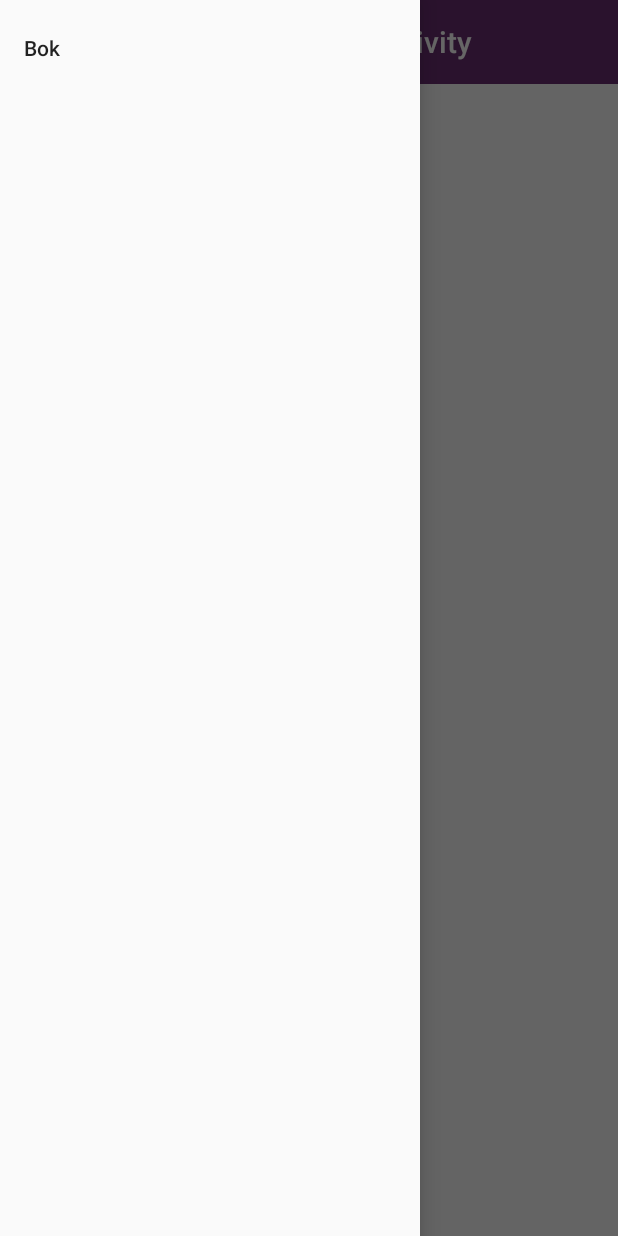
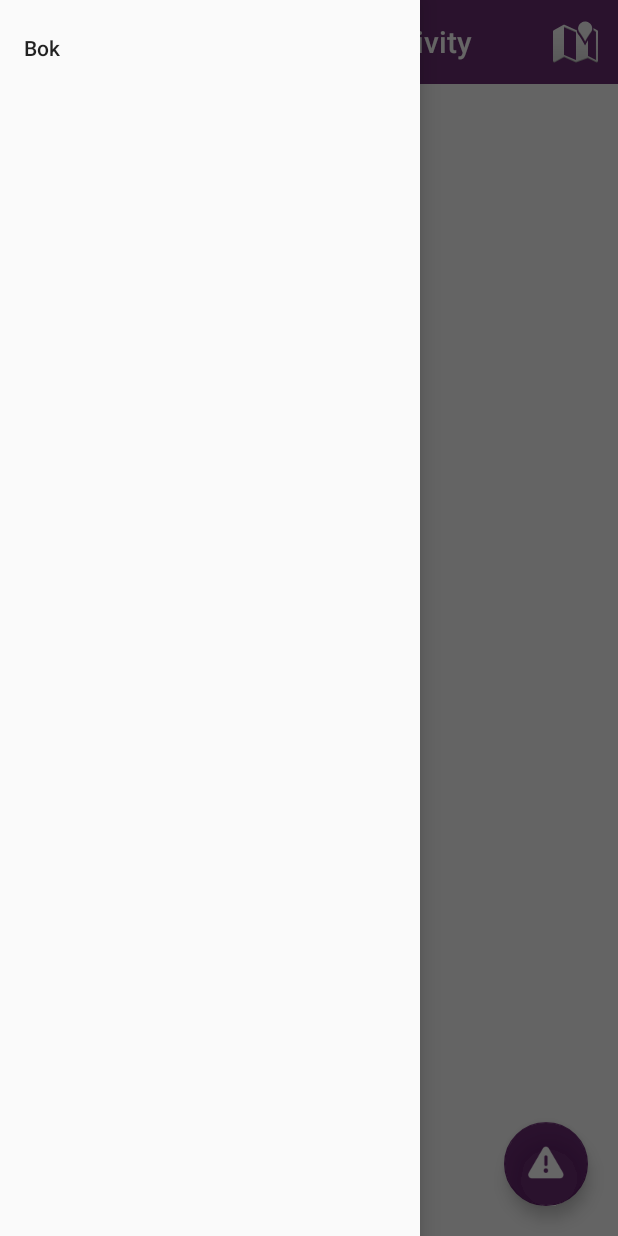
Before and after one commit to mvracan/air-projekt, an Android app: the TeamActivity screen opened directly, with no data from a screen before it, with the side drawer open, on a phone screen of 412 x 824 dp. Run offline under Robolectric (Android 15) with nearby library versions, the phone set to English and light mode, and no system bars.

Commit message:
kreiran toolbar za glavni activity, završen ui

```diff
--- a/team-up-android/app/src/main/java/hr/foi/teamup/LoginActivity.java
+++ b/team-up-android/app/src/main/java/hr/foi/teamup/LoginActivity.java
@@ -126,7 +126,6 @@ public class LoginActivity extends Activity {
                 SessionManager manager = SessionManager.getInstance(getApplicationContext());
                 if(manager.createSession(person, "person")) {
 
-                    // TODO: test if session conversion works
                     Person sessionPerson = manager.retrieveSession("person", Person.class);
                     Log.i("hr.foi.teamup.debug",
                             "LoginActivity -- valid user, created session: " + sessionPerson.toString()
--- a/team-up-android/app/src/main/java/hr/foi/teamup/RegistrationActivity.java
+++ b/team-up-android/app/src/main/java/hr/foi/teamup/RegistrationActivity.java
@@ -40,7 +40,6 @@ public class RegistrationActivity extends AppCompatActivity {
         submit = (Button) findViewById(R.id.submitButton);
         submit.setOnClickListener(onSubmit);
 
-        // TODO: check if this works
         loginParams = this.getIntent().getExtras().getParcelable("params");
 
         getWindow().setSoftInputMode(WindowManager.LayoutParams.SOFT_INPUT_STATE_ALWAYS_HIDDEN);
--- a/team-up-android/app/src/main/java/hr/foi/teamup/TeamActivity.java
+++ b/team-up-android/app/src/main/java/hr/foi/teamup/TeamActivity.java
@@ -6,6 +6,7 @@ import android.support.v7.app.ActionBarDrawerToggle;
 import android.support.v7.app.AppCompatActivity;
 import android.os.Bundle;
 import android.support.v7.widget.Toolbar;
+import android.view.Menu;
 
 public class TeamActivity extends AppCompatActivity {
 
@@ -37,4 +38,10 @@ public class TeamActivity extends AppCompatActivity {
         super.onConfigurationChanged(newConfig);
         mDrawerToggle.onConfigurationChanged(newConfig);
     }
+
+    @Override
+    public boolean onCreateOptionsMenu(Menu menu) {
+        getMenuInflater().inflate(R.menu.toolbar_team_activity, menu);
+        return super.onCreateOptionsMenu(menu);
+    }
 }
--- a/team-up-android/app/src/main/res/layout/activity_team.xml
+++ b/team-up-android/app/src/main/res/layout/activity_team.xml
@@ -1,4 +1,3 @@
-<?xml version="1.0" encoding="utf-8"?>
 <android.support.v4.widget.DrawerLayout xmlns:android="http://schemas.android.com/apk/res/android"
     xmlns:tools="http://schemas.android.com/tools"
     xmlns:app="http://schemas.android.com/apk/res-auto"
@@ -6,7 +5,7 @@
     android:layout_width="match_parent"
     android:layout_height="match_parent"
     android:fitsSystemWindows="true"
-    tools:context=".TeamActivity">
+    tools:context="hr.foi.teamup.TeamActivity">
 
     <LinearLayout
         android:layout_height="match_parent"
@@ -24,6 +23,28 @@
 
         </ListView>
 
+        <RelativeLayout
+            android:layout_width="match_parent"
+            android:layout_height="match_parent">
+
+            <android.support.design.widget.FloatingActionButton
+                android:id="@+id/panic_button"
+                android:layout_width="wrap_content"
+                android:layout_height="wrap_content"
+                android:clickable="true"
+                android:tint="@color/white"
+                app:backgroundTint="@color/colorPrimary"
+                android:src="@android:drawable/ic_dialog_alert"
+                app:layout_anchorGravity="bottom|right"
+                android:layout_gravity="right"
+                android:layout_alignParentBottom="true"
+                android:layout_alignParentRight="true"
+                android:layout_alignParentEnd="true"
+                android:scaleType="center"
+                android:layout_marginRight="20dp"
+                android:layout_marginBottom="20dp"/>
+        </RelativeLayout>
+
     </LinearLayout>
 
     <android.support.design.widget.NavigationView
@@ -33,4 +54,5 @@
         android:layout_gravity="start"
         app:menu="@menu/menu"
         />
+
 </android.support.v4.widget.DrawerLayout>
--- /dev/null
+++ b/team-up-android/app/src/main/res/menu/toolbar_team_activity.xml
@@ -0,0 +1,13 @@
+<menu xmlns:android="http://schemas.android.com/apk/res/android"
+    xmlns:app="http://schemas.android.com/apk/res-auto"
+    xmlns:tools="http://schemas.android.com/tools"
+    tools:context="hr.foi.teamup.TeamActivity">
+
+    <item
+        android:id="@+id/action_settings"
+        android:orderInCategory="100"
+        android:title="@string/map"
+        android:icon="@android:drawable/ic_dialog_map"
+        app:showAsAction="always"/>
+
+</menu>
--- a/team-up-android/app/src/main/res/values/strings.xml
+++ b/team-up-android/app/src/main/res/values/strings.xml
@@ -13,4 +13,5 @@
     <string name="register">Register</string>
     <string name="drawer_open">Open menu</string>
     <string name="drawer_close">Close menu</string>
+    <string name="map">Map</string>
 </resources>
```
Also changed, not shown: 1 other file.
